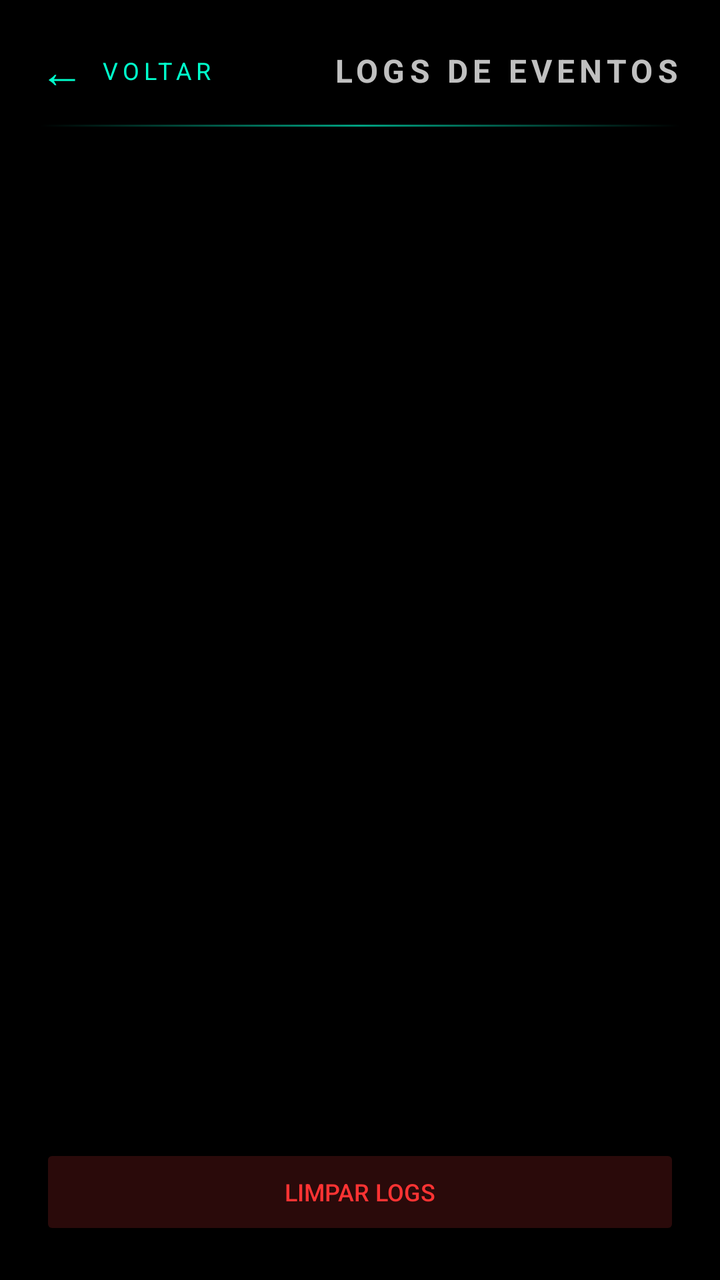
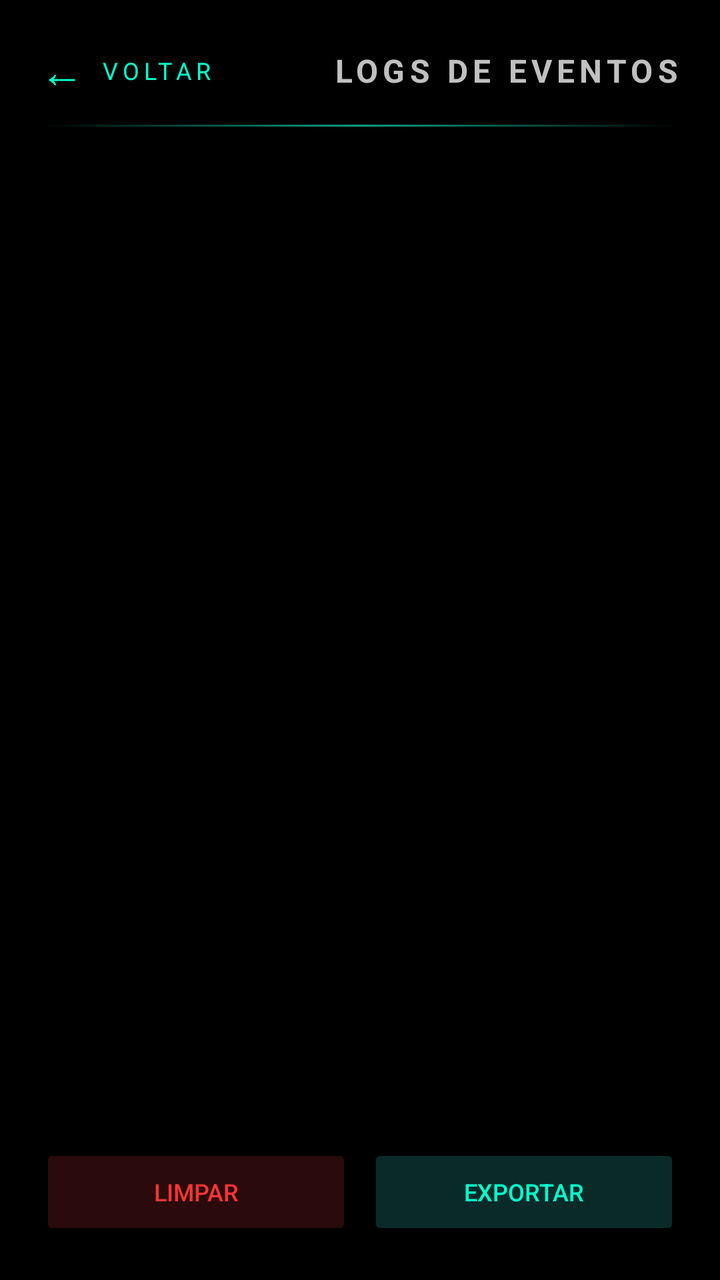

An Android layout rendered at two revisions. The XML below is the earlier revision; the diff shows what the commit changed to produce the second picture.
<!-- AndroidManifest.xml: application theme Theme.Exodash -->
<!-- res/layout/activity_logs.xml -->
<?xml version="1.0" encoding="utf-8"?>
<LinearLayout
    xmlns:android="http://schemas.android.com/apk/res/android"
    android:layout_width="match_parent"
    android:layout_height="match_parent"
    android:orientation="vertical"
    android:background="#000000"
    android:padding="20dp">

    <LinearLayout
        android:layout_width="match_parent"
        android:layout_height="wrap_content"
        android:orientation="horizontal"
        android:gravity="center_vertical"
        android:layout_marginBottom="12dp">

        <LinearLayout
            android:id="@+id/btnVoltarLogs"
            android:layout_width="wrap_content"
            android:layout_height="wrap_content"
            android:orientation="horizontal"
            android:gravity="center_vertical"
            android:clickable="true"
            android:focusable="true"
            android:paddingEnd="16dp">

            <TextView
                android:layout_width="wrap_content"
                android:layout_height="wrap_content"
                android:text="←"
                android:textColor="#00FFCC"
                android:textSize="22sp"
                android:layout_marginEnd="8dp" />

            <TextView
                android:layout_width="wrap_content"
                android:layout_height="wrap_content"
                android:text="VOLTAR"
                android:textColor="#00FFCC"
                android:textSize="12sp"
                android:letterSpacing="0.2" />
        </LinearLayout>

        <TextView
            android:layout_width="0dp"
            android:layout_height="wrap_content"
            android:layout_weight="1"
            android:text="LOGS DE EVENTOS"
            android:textColor="#C0C0C0"
            android:textSize="16sp"
            android:textStyle="bold"
            android:letterSpacing="0.15"
            android:gravity="end" />
    </LinearLayout>

    <View
        android:layout_width="match_parent"
        android:layout_height="1dp"
        android:background="@drawable/divider_gradient"
        android:layout_marginBottom="12dp" />

    <ListView
        android:id="@+id/listaLogs"
        android:layout_width="match_parent"
        android:layout_height="0dp"
        android:layout_weight="1"
        android:divider="#1a1a1a"
        android:dividerHeight="1dp"
        android:layout_marginBottom="12dp" />

    <TextView
        android:id="@+id/textoVazioLogs"
        android:layout_width="match_parent"
        android:layout_height="0dp"
        android:layout_weight="1"
        android:text="Nenhum evento registrado."
        android:textColor="#666666"
        android:textSize="14sp"
        android:gravity="center"
        android:visibility="gone" />

    <LinearLayout
        android:layout_width="match_parent"
        android:layout_height="wrap_content"
        android:orientation="horizontal"
        android:gravity="center">

        <Button
            android:id="@+id/btnLimparLogs"
            android:layout_width="0dp"
            android:layout_height="wrap_content"
            android:layout_weight="1"
            android:text="LIMPAR LOGS"
            android:textColor="#FF3333"
            android:textSize="12sp"
            android:backgroundTint="#2A0A0A" />
    </LinearLayout>
</LinearLayout>
<!-- resources referenced by this layout -->
<resources>
  <!-- drawable divider_gradient (drawable) -->
  <?xml version="1.0" encoding="utf-8"?>
  <shape xmlns:android="http://schemas.android.com/apk/res/android"
      android:shape="rectangle">
      <gradient
          android:angle="0"
          android:startColor="#0000FFCC"
          android:centerColor="#A000FFCC"
          android:endColor="#0000FFCC" />
  </shape>
  <style name="Theme.Exodash" parent="Theme.AppCompat.NoActionBar">
          <item name="android:windowBackground">@color/black</item>
          <item name="android:statusBarColor">@android:color/transparent</item>
          <item name="android:navigationBarColor">@android:color/transparent</item>
          <item name="android:windowFullscreen">true</item>
          <item name="android:windowContentOverlay">@null</item>
          <item name="android:windowDrawsSystemBarBackgrounds">false</item>
          <item name="android:windowLayoutInDisplayCutoutMode">shortEdges</item>
          <item name="android:windowAnimationStyle">@style/ExodashAnimation</item>
      </style>
  <color name="black">#000000</color>
  <style name="ExodashAnimation">
          <item name="android:activityOpenEnterAnimation">@android:anim/fade_in</item>
          <item name="android:activityOpenExitAnimation">@android:anim/fade_out</item>
          <item name="android:activityCloseEnterAnimation">@android:anim/fade_in</item>
          <item name="android:activityCloseExitAnimation">@android:anim/fade_out</item>
      </style>
</resources>

<!-- the commit's change to res/layout/activity_logs.xml (unified diff, before → after) -->
@@ -90,9 +90,20 @@
             android:layout_width="0dp"
             android:layout_height="wrap_content"
             android:layout_weight="1"
-            android:text="LIMPAR LOGS"
+            android:text="LIMPAR"
             android:textColor="#FF3333"
             android:textSize="12sp"
+            android:layout_marginEnd="8dp"
             android:backgroundTint="#2A0A0A" />
+
+        <Button
+            android:id="@+id/btnExportarLogs"
+            android:layout_width="0dp"
+            android:layout_height="wrap_content"
+            android:layout_weight="1"
+            android:text="EXPORTAR"
+            android:textColor="#00FFCC"
+            android:textSize="12sp"
+            android:backgroundTint="#0A2A2A" />
     </LinearLayout>
 </LinearLayout>
